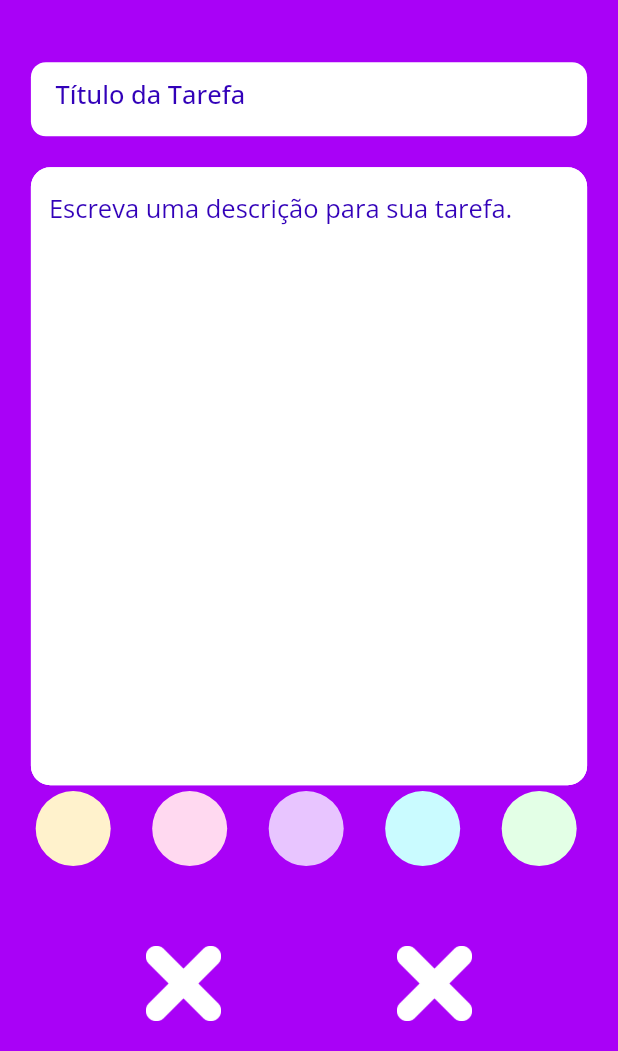
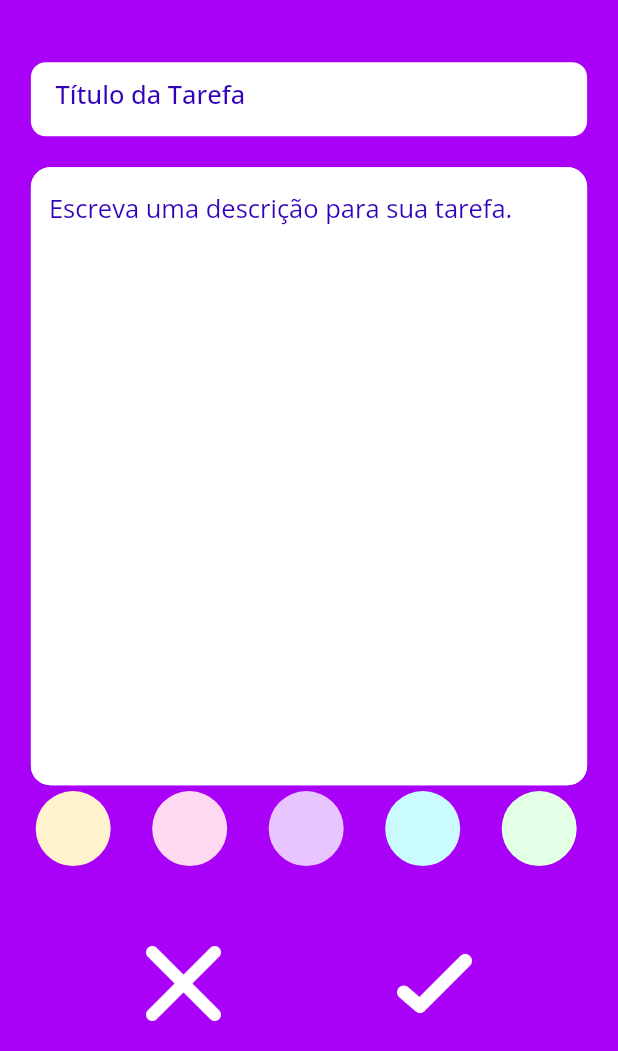
Before and after one commit to Palagio/app_todo_lovepeople, a Flutter app: the AddNewTaskView screen opened by its route, on a phone screen of 412 x 824 dp, the part 185-1236 px from its top. Run offline on Flutter 3.47's test engine with Material 2 defaults, Android fonts, the phone set to English and light mode, and no system bars; our stand-ins replace google_fonts.

Commit message:
Add new ok button

```diff
--- a/lib/modules/home/home_view.dart
+++ b/lib/modules/home/home_view.dart
@@ -15,6 +15,8 @@ class _HomeViewState extends State<HomeView> {
   @override
   Widget build(BuildContext context) {
     final size = MediaQuery.of(context).size;
+    bool status = true;
+
     return Scaffold(
       backgroundColor: const Color.fromARGB(255, 169, 1, 247),
       appBar: AppBarWidget(
@@ -34,7 +36,7 @@ class _HomeViewState extends State<HomeView> {
                 ),
               ),
               ContainerListWidget(
-                color: const Color(0xFFC7FFCB),
+                color: status ? Color(0xFFC7FFCB): Color(0xFFC7FFCB),
                 size: size,
                 description:
                     'Lorem ipsum dolor sit amet, consectetur adipiscing elit, sed do eiusmod tempor incididunt ut labore et dolore magna aliqua.',
--- a/lib/modules/home/new_task/add_new_task_view.dart
+++ b/lib/modules/home/new_task/add_new_task_view.dart
@@ -1,9 +1,6 @@
-import 'dart:ffi';
-
 import 'package:app_todo_lovepeople/shared/widgets/text_form_field_widget.dart';
 import 'package:app_todo_lovepeople/modules/home/widgets/app_bar_widget.dart';
 import 'package:app_todo_lovepeople/shared/widgets/new_task_form_field_widget.dart';
-
 import 'package:flutter/material.dart';
 
 class AddNewTaskView extends StatefulWidget {
@@ -89,7 +86,7 @@ class _AddNewTaskViewState extends State<AddNewTaskView> {
                   Navigator.pushNamed(context, '/add_new');
                 },
                 child: Image.asset(
-                  'assets/images/shared/cross.png',
+                  'assets/images/shared/verify.png',
                   color: const Color(0xFFFFFFFF),
                 ),
               ),
```
Also changed, not shown: assets/images/shared/cross.png, assets/images/shared/verify.png (added).
